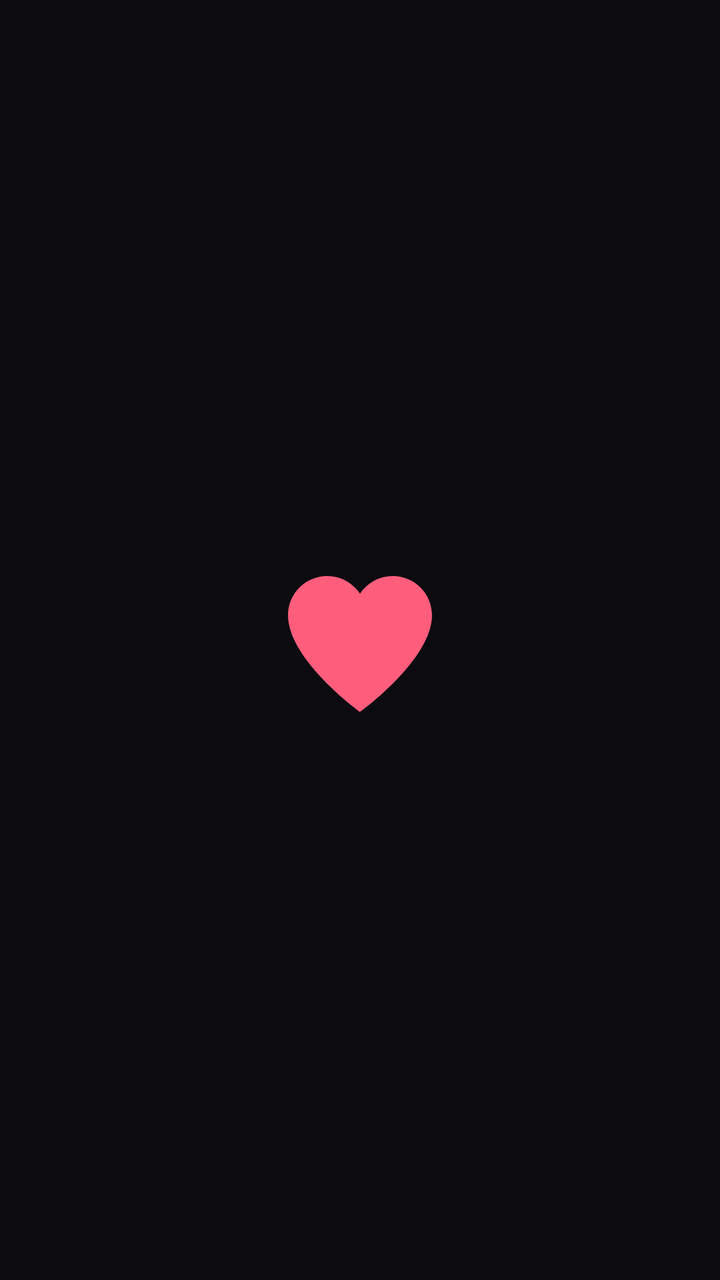
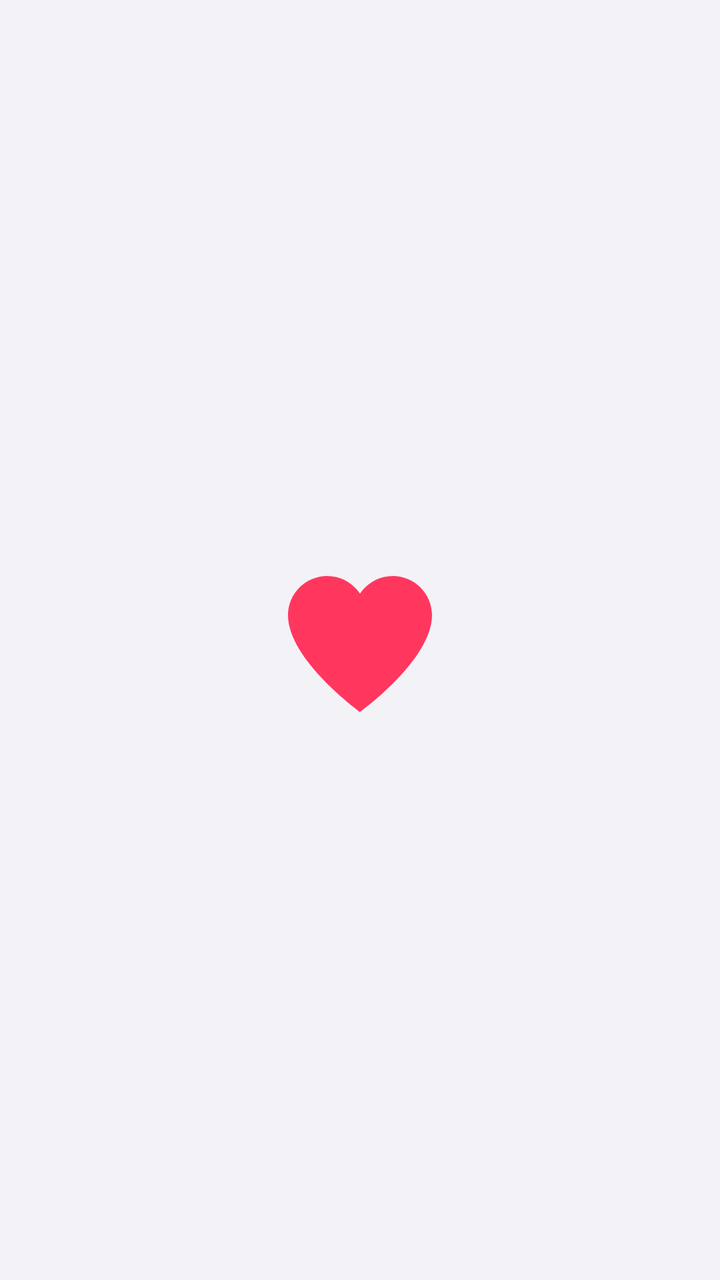

Screens rendered from an Android XML layout before and after an edit, with the pre-edit source and the edit as a unified diff.
<!-- AndroidManifest.xml: activity theme SplashTheme -->
<!-- res/layout/activity_splash.xml -->
<?xml version="1.0" encoding="utf-8"?>
<RelativeLayout xmlns:android="http://schemas.android.com/apk/res/android"
    android:id="@+id/splashRoot"
    android:layout_width="match_parent"
    android:layout_height="match_parent"
    android:background="#0c0c10">

    <ImageView
        android:id="@+id/heartIcon"
        android:layout_width="96dp"
        android:layout_height="96dp"
        android:layout_centerInParent="true"
        android:layout_marginBottom="40dp"
        android:src="@drawable/ic_icon_heart_fill"
        android:contentDescription="心迹"
        android:importantForAccessibility="no"
        android:tint="#ff5d7c" />

    <TextView
        android:id="@+id/textTitle"
        android:layout_width="wrap_content"
        android:layout_height="wrap_content"
        android:layout_below="@id/heartIcon"
        android:layout_centerHorizontal="true"
        android:layout_marginTop="8dp"
        android:text="@string/txt_auto_022"
        android:textColor="#ff5d7c"
        android:textSize="42sp"
        android:fontFamily="sans-serif-light"
        android:alpha="0" />

    <TextView
        android:id="@+id/textSubtitle"
        android:layout_width="wrap_content"
        android:layout_height="wrap_content"
        android:layout_below="@id/textTitle"
        android:layout_centerHorizontal="true"
        android:layout_marginTop="12dp"
        android:text="@string/txt_auto_023"
        android:textColor="#e2c2cf"
        android:textSize="16sp"
        android:alpha="0" />

    <TextView
        android:id="@+id/textVersion"
        android:layout_width="wrap_content"
        android:layout_height="wrap_content"
        android:layout_alignParentBottom="true"
        android:layout_centerHorizontal="true"
        android:layout_marginBottom="36dp"
        android:text="@string/app_version"
        android:textColor="#44ffffff"
        android:textSize="12sp"
        android:alpha="0" />

</RelativeLayout>
<!-- resources referenced by this layout -->
<resources>
  <!-- drawable ic_icon_heart_fill (drawable) -->
  <?xml version="1.0" encoding="utf-8"?>
  <vector xmlns:android="http://schemas.android.com/apk/res/android"
      android:width="24dp"
      android:height="24dp"
      android:autoMirrored="false"
      android:viewportWidth="24"
      android:viewportHeight="24"
      android:tint="?attr/colorOnSurface">
      <path
          android:fillColor="#FF000000"
          android:pathData="M12,21 C12,21 3,14.5 3,8.9 C3,6.2 5.2,4 7.9,4 C9.4,4 10.8,4.7 11.7,5.8 L12,6.2 L12.3,5.8 C13.2,4.7 14.6,4 16.1,4 C18.8,4 21,6.2 21,8.9 C21,14.5 12,21 12,21 Z" />
  </vector>
  <string name="app_version">v3.3</string>
  <string name="txt_auto_022">心迹</string>
  <string name="txt_auto_023">感知每一次心跳</string>
  <style name="SplashTheme" parent="Theme.AppCompat.NoActionBar">
           <item name="android:windowFullscreen">true</item>
           <item name="android:windowBackground">@color/splash_bg</item>
           <item name="android:statusBarColor">#0c0c10</item>
           <item name="android:navigationBarColor">#0c0c10</item>
       </style>
  <color name="splash_bg">#0c0c10</color>
</resources>

<!-- the commit's change to res/layout/activity_splash.xml (unified diff, before → after) -->
@@ -3,7 +3,7 @@
     android:id="@+id/splashRoot"
     android:layout_width="match_parent"
     android:layout_height="match_parent"
-    android:background="#0c0c10">
+    android:background="@color/bg">
 
     <ImageView
         android:id="@+id/heartIcon"
@@ -14,7 +14,7 @@
         android:src="@drawable/ic_icon_heart_fill"
         android:contentDescription="心迹"
         android:importantForAccessibility="no"
-        android:tint="#ff5d7c" />
+        android:tint="@color/accent" />
 
     <TextView
         android:id="@+id/textTitle"
@@ -24,7 +24,7 @@
         android:layout_centerHorizontal="true"
         android:layout_marginTop="8dp"
         android:text="@string/txt_auto_022"
-        android:textColor="#ff5d7c"
+        android:textColor="@color/accent"
         android:textSize="42sp"
         android:fontFamily="sans-serif-light"
         android:alpha="0" />
@@ -37,7 +37,7 @@
         android:layout_centerHorizontal="true"
         android:layout_marginTop="12dp"
         android:text="@string/txt_auto_023"
-        android:textColor="#e2c2cf"
+        android:textColor="@color/label"
         android:textSize="16sp"
         android:alpha="0" />
 
@@ -49,7 +49,7 @@
         android:layout_centerHorizontal="true"
         android:layout_marginBottom="36dp"
         android:text="@string/app_version"
-        android:textColor="#44ffffff"
+        android:textColor="@color/label_tertiary"
         android:textSize="12sp"
         android:alpha="0" />
 
<!-- resource entries referenced after the edit -->
@@ -1,5 +1,9 @@
 <!-- resources referenced by this layout -->
 <resources>
+  <color name="accent">#FF375F</color>
+  <color name="bg">#F2F2F7</color>
+  <color name="label">#1C1C1E</color>
+  <color name="label_tertiary">#8E8E93</color>
   <!-- drawable ic_icon_heart_fill (drawable) -->
   <?xml version="1.0" encoding="utf-8"?>
   <vector xmlns:android="http://schemas.android.com/apk/res/android"
@@ -17,11 +21,11 @@
   <string name="txt_auto_022">心迹</string>
   <string name="txt_auto_023">感知每一次心跳</string>
   <style name="SplashTheme" parent="Theme.AppCompat.NoActionBar">
-           <item name="android:windowFullscreen">true</item>
-           <item name="android:windowBackground">@color/splash_bg</item>
-           <item name="android:statusBarColor">#0c0c10</item>
-           <item name="android:navigationBarColor">#0c0c10</item>
-       </style>
-  <color name="splash_bg">#0c0c10</color>
+          <item name="android:windowFullscreen">true</item>
+          <item name="android:windowBackground">@color/splash_bg</item>
+          <item name="android:statusBarColor">@color/splash_bg</item>
+          <item name="android:navigationBarColor">@color/splash_bg</item>
+      </style>
+  <color name="splash_bg">#F2F2F7</color>
 </resources>
 
